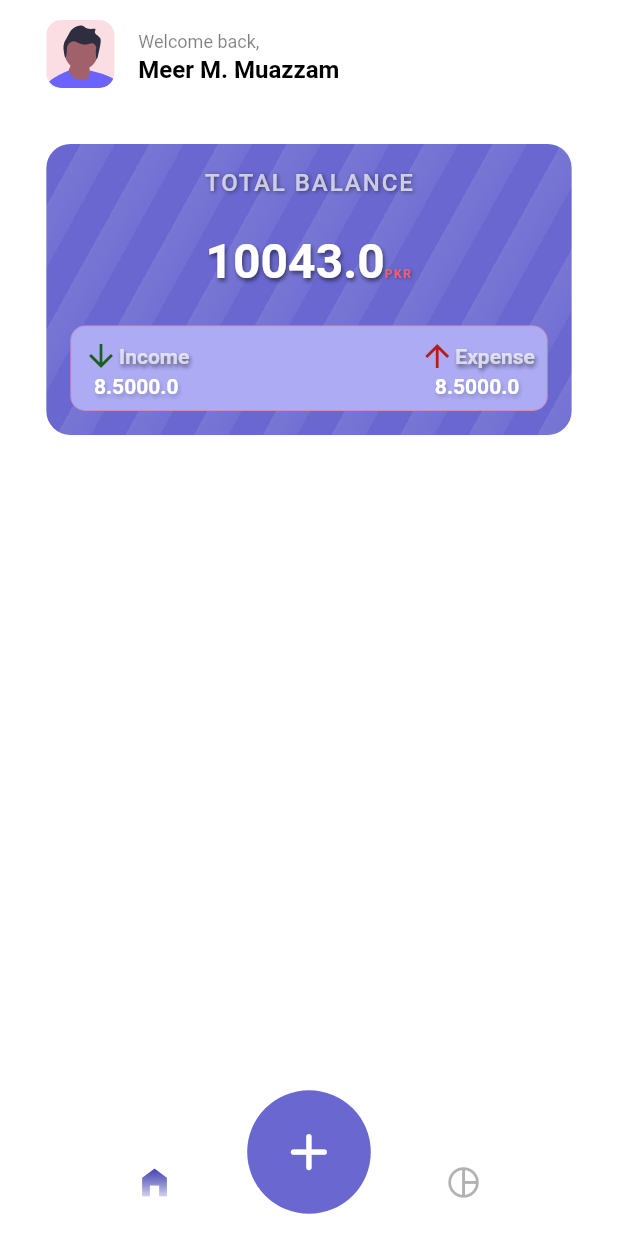
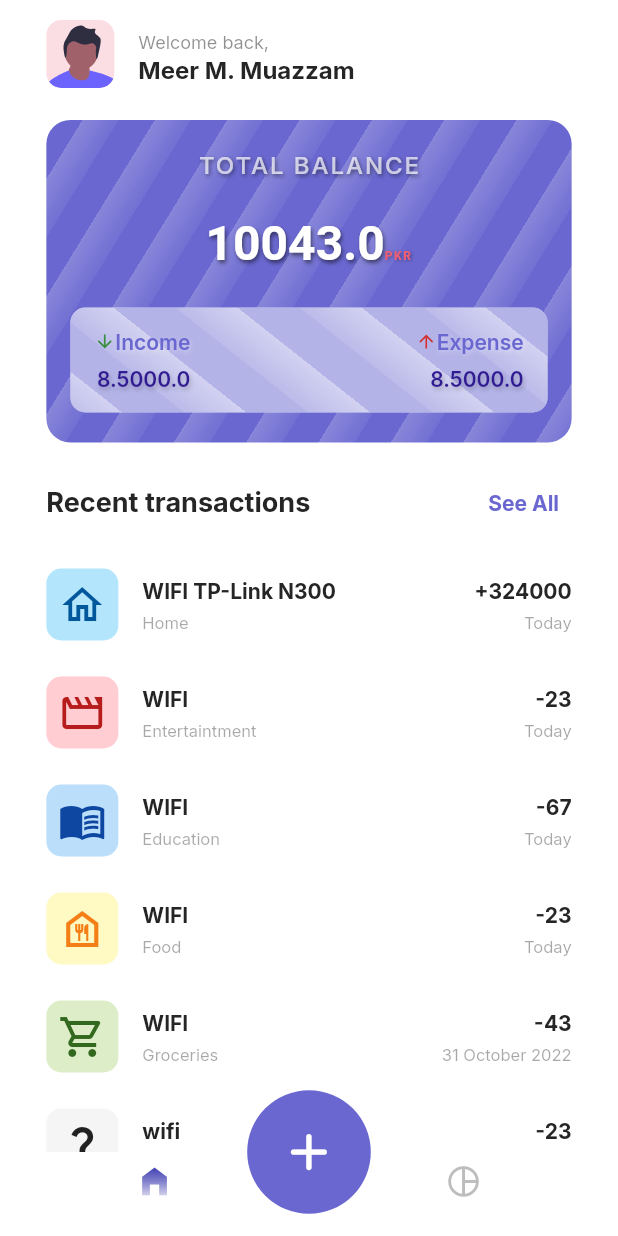
Before and after one commit to Muazzy/ExpenSicko, a Flutter app: the screen it shows after launch, on a phone screen of 412 x 824 dp. Run offline on Flutter 3.47's test engine with Material 2 defaults, Android fonts, the phone set to English and light mode, and no system bars; our stand-ins replace cloud_firestore, firebase_auth, firebase_core, flutter_svg, font_awesome_flutter, google_fonts and 3 more; accounts and stored records are empty.

Commit message:
homeScreen done+ expense model too

```diff
--- a/lib/constants/colors.dart
+++ b/lib/constants/colors.dart
@@ -20,7 +20,7 @@ const Color bgPurplenew = Color.fromARGB(255, 172, 171, 244);
 
 const Color lightPurple = Color(0xff7B7AF1);
 const Color darkPink = Color(0xffED5D74);
-const Color bodyTextColor = Color.fromARGB(255, 0, 0, 0);
+const Color bodyTextColor = Color(0xff252525);
 const Color accentColor = Color(0xffEEE5FF);
 
 MaterialColor materialDarkPurple = const MaterialColor(0xff6A68D0, color);
--- a/lib/constants/content.dart
+++ b/lib/constants/content.dart
@@ -4,3 +4,18 @@ const String obBody1 =
 const String obHeading2 = 'Know where your money goes';
 const String obBody2 =
     'Track your transaction easily,with categories and financial report';
+
+const List<String> months = [
+  'January',
+  'February',
+  'March',
+  'April',
+  'May',
+  'June',
+  'July',
+  'August',
+  'September',
+  'October',
+  'November',
+  'December',
+];
--- a/lib/constants/textstyles.dart
+++ b/lib/constants/textstyles.dart
@@ -1,9 +1,10 @@
+import 'package:expense_tracker_v2/constants/colors.dart';
 import 'package:flutter/material.dart';
 
-const TextStyle kExpenseBodyTextStyle = TextStyle(
-  color: Colors.white,
+final TextStyle kExpenseBodyTextStyle = TextStyle(
+  color: Colors.deepPurple.shade900,
   fontWeight: FontWeight.w600,
-  shadows: [
+  shadows: const [
     Shadow(
       offset: Offset(1.0, 2.0),
       blurRadius: 3.0,
@@ -13,13 +14,25 @@ const TextStyle kExpenseBodyTextStyle = TextStyle(
 );
 
 const TextStyle kExpenseHeadingTextStyle = TextStyle(
-  color: Colors.white70,
+  color: darkPurple,
   fontWeight: FontWeight.w600,
   shadows: [
     Shadow(
-      offset: Offset(1.0, 2.0),
+      offset: Offset(1.0, 1.5),
       blurRadius: 3.0,
-      color: Color.fromRGBO(0, 0, 0, 0.5),
+      color: Color.fromRGBO(255, 255, 255, 0.3),
+      // color: Colors.grey,
     ),
   ],
 );
+
+const TextStyle kTitleTextStyle = TextStyle(
+  color: bodyTextColor,
+  fontWeight: FontWeight.bold,
+  fontSize: 14,
+);
+
+final TextStyle kSubtitleTextStyle = TextStyle(
+  color: bodyTextColor.withOpacity(0.4),
+  fontSize: 11,
+);
--- a/lib/main.dart
+++ b/lib/main.dart
@@ -58,6 +58,7 @@ import 'package:expense_tracker_v2/views/home.dart';
 // import 'package:expense_tracker_v2/views/login.dart';
 import 'package:firebase_core/firebase_core.dart';
 import 'package:flutter/material.dart';
+import 'package:google_fonts/google_fonts.dart';
 
 void main() async {
   WidgetsFlutterBinding.ensureInitialized();
@@ -73,6 +74,7 @@ void main() async {
         //   secondary: darkPurple.withOpacity(0.1),
         // ),
         primarySwatch: materialDarkPurple,
+        textTheme: GoogleFonts.interTextTheme(),
       ),
       home: StreamBuilder<bool>(
         initialData: false,
--- /dev/null
+++ b/lib/model/expense_model.dart
@@ -0,0 +1,155 @@
+import 'package:cloud_firestore/cloud_firestore.dart';
+import 'package:expense_tracker_v2/constants/content.dart';
+import 'package:flutter/material.dart';
+
+class Expense {
+  final double amount;
+  final String name;
+  final DateTime dateTime;
+  final DocumentReference? _document;
+  final ExpenseCategory category;
+  final bool isExpense;
+
+  Expense(this.amount, this.name, this.dateTime, this._document, this.category,
+      {this.isExpense = true});
+
+  Expense._fromMap(Map<String, dynamic> data, this._document, this.isExpense)
+      : amount = data['amount'] ?? 0,
+        name = data['name'] ?? '',
+        dateTime = data['dateTime'] ?? DateTime.now(),
+        category = data['category'] ?? 'others';
+
+  Expense.fromDocument(DocumentSnapshot documentSnapshot)
+      : this._fromMap(
+          documentSnapshot.data() as Map<String, dynamic>,
+          documentSnapshot.reference,
+          false,
+        );
+  String get id => _document!.id;
+
+  String get dateTimeString => dateTime.toString();
+  Future<void> delete() => _document!.delete();
+
+  Future<void> updateWith({
+    double? amount,
+    String? name,
+    String? category,
+    DateTime? dataTime,
+  }) {
+    return _document!.update({
+      if (amount != null) 'amount': amount,
+      if (name != null) 'name': name,
+      if (category != null) 'category': category,
+      'dateTime': dateTime,
+    });
+  }
+
+  String get amountString {
+    return isExpense
+        ? '-${amount.toInt().toString()}'
+        : '+${amount.toInt().toString()}';
+  }
+
+  String get dateString {
+    if (isSameDate(dateTime)) {
+      return 'Today';
+    } else if (isYesterday(dateTime)) {
+      return 'Yesterday';
+    }
+    return '${dateTime.day} ${months[dateTime.month - 1]} ${dateTime.year}';
+  }
+
+  String get categoryString {
+    switch (category) {
+      case ExpenseCategory.education:
+        return 'Education';
+      case ExpenseCategory.entertaintment:
+        return 'Entertaintment';
+      case ExpenseCategory.food:
+        return 'Food';
+      case ExpenseCategory.groceries:
+        return 'Groceries';
+      case ExpenseCategory.health:
+        return 'Health';
+      case ExpenseCategory.home:
+        return 'Home';
+      case ExpenseCategory.travel:
+        return 'Travel';
+      case ExpenseCategory.others:
+        return 'Others';
+
+      default:
+        return 'Invalid Category';
+    }
+  }
+
+  IconData get icon {
+    switch (category) {
+      case ExpenseCategory.education:
+        return Icons.menu_book_outlined;
+      case ExpenseCategory.entertaintment:
+        return Icons.movie_creation_outlined;
+      case ExpenseCategory.food:
+        return Icons.food_bank_outlined;
+      case ExpenseCategory.groceries:
+        return Icons.local_grocery_store_outlined;
+      case ExpenseCategory.health:
+        return Icons.health_and_safety;
+      case ExpenseCategory.home:
+        return Icons.home_outlined;
+      case ExpenseCategory.travel:
+        return Icons.airplanemode_active_outlined;
+      case ExpenseCategory.others:
+        return Icons.question_mark_outlined;
+
+      default:
+        return Icons.airline_seat_individual_suite_outlined;
+    }
+  }
+
+  MaterialColor get color {
+    switch (category) {
+      case ExpenseCategory.education:
+        return Colors.blue;
+      case ExpenseCategory.entertaintment:
+        return Colors.red;
+      case ExpenseCategory.food:
+        return Colors.yellow;
+      case ExpenseCategory.groceries:
+        return Colors.lightGreen;
+      case ExpenseCategory.health:
+        return Colors.green;
+      case ExpenseCategory.home:
+        return Colors.lightBlue;
+      case ExpenseCategory.travel:
+        return Colors.indigo;
+      case ExpenseCategory.others:
+        return Colors.grey;
+
+      default:
+        return Colors.grey;
+    }
+  }
+}
+
+enum ExpenseCategory {
+  entertaintment,
+  groceries,
+  home,
+  health,
+  food,
+  education,
+  travel,
+  others
+}
+
+final now = DateTime.now();
+
+final yesterday = DateTime(now.year, now.month, now.day - 1);
+bool isSameDate(DateTime date) =>
+    date.year == now.year && date.month == now.month && date.day == now.day;
+
+bool isYesterday(DateTime date) =>
+    date.year == yesterday.year &&
+    date.month == yesterday.month &&
+    date.day == yesterday.day;
--- a/lib/screens/home_screen.dart
+++ b/lib/screens/home_screen.dart
@@ -1,22 +1,134 @@
 // ignore_for_file: prefer_const_literals_to_create_immutables, prefer_const_constructors
+
+import 'package:cloud_firestore/cloud_firestore.dart';
 import 'package:expense_tracker_v2/constants/colors.dart';
 import 'package:expense_tracker_v2/constants/textstyles.dart';
+import 'package:expense_tracker_v2/model/expense_model.dart';
 import 'package:flutter/material.dart';
 import 'package:flutter_svg/flutter_svg.dart';
 
 class HomeScreen extends StatelessWidget {
-  const HomeScreen({Key? key}) : super(key: key);
+  HomeScreen({Key? key}) : super(key: key);
+
+  // DocumentReference doc =
+
+  List<Expense> expenses = [
+    Expense(
+      324000,
+      'WIFI TP-Link N300',
+      DateTime.now(),
+      null,
+      ExpenseCategory.home,
+      isExpense: false,
+    ),
+    Expense(23, 'WIFI', DateTime.now(), null, ExpenseCategory.entertaintment),
+    Expense(67, 'WIFI', DateTime.now(), null, ExpenseCategory.education),
+    Expense(
+        23, 'WIFI', DateTime(2022, 10, 29, 3, 44), null, ExpenseCategory.food),
+    Expense(43, 'WIFI', DateTime(2022, 10, 31, 3, 44), null,
+        ExpenseCategory.groceries),
+    Expense(23, 'wifi', DateTime.now(), null, ExpenseCategory.others),
+    Expense(233, 'WiFi', DateTime.now(), null, ExpenseCategory.travel),
+    Expense(3, 'WIFI', DateTime.now(), null, ExpenseCategory.health),
+  ];
 
   @override
   Widget build(BuildContext context) {
     return SafeArea(
-      child: Padding(
+      child: Column(
+        crossAxisAlignment: CrossAxisAlignment.center,
+        children: [
+          UserTile(),
+          const SizedBox(height: 8),
+          BalanceCard(),
+          const SizedBox(height: 16),
+          Padding(
             padding: EdgeInsets.symmetric(
                 horizontal: MediaQuery.of(context).size.width * 0.075),
-        child: Column(
+            child: Row(
+              mainAxisAlignment: MainAxisAlignment.spaceBetween,
               crossAxisAlignment: CrossAxisAlignment.center,
-          children: [UserTile(), const SizedBox(height: 24), BalanceCard()],
+              children: [
+                Text(
+                  'Recent transactions',
+                  style: TextStyle(
+                    color: bodyTextColor,
+                    fontSize: 18,
+                    fontWeight: FontWeight.bold,
                   ),
+                ),
+                TextButton(
+                  onPressed: () {},
+                  child: Text(
+                    'See All',
+                    style: TextStyle(
+                      color: darkPurple,
+                      fontSize: 14,
+                      fontWeight: FontWeight.bold,
+                    ),
+                  ),
+                ),
+              ],
+            ),
+          ),
+          const SizedBox(height: 8),
+          Expanded(
+            child: ListView.builder(
+              physics: BouncingScrollPhysics(),
+              padding: EdgeInsets.symmetric(
+                  horizontal: MediaQuery.of(context).size.width * 0.075),
+              itemCount: expenses.length,
+              itemBuilder: (context, index) {
+                return ListTile(
+                  isThreeLine: false,
+                  contentPadding: EdgeInsets.zero,
+                  leading: Container(
+                    decoration: BoxDecoration(
+                      color: expenses[index].color.shade100,
+                      borderRadius: BorderRadius.all(
+                        Radius.circular(10),
+                      ),
+                    ),
+                    child: Padding(
+                      padding: const EdgeInsets.all(8.0),
+                      child: Icon(
+                        expenses[index].icon,
+                        size: 32,
+                        color: expenses[index].color.shade900,
+                      ),
+                    ),
+                  ),
+                  title: Row(
+                    mainAxisAlignment: MainAxisAlignment.spaceBetween,
+                    children: [
+                      Text(
+                        expenses[index].name,
+                        style: kTitleTextStyle,
+                      ),
+                      Text(
+                        expenses[index].amountString,
+                        style: kTitleTextStyle,
+                      ),
+                    ],
+                  ),
+                  subtitle: Row(
+                    mainAxisAlignment: MainAxisAlignment.spaceBetween,
+                    children: [
+                      Text(
+                        expenses[index].categoryString,
+                        style: kSubtitleTextStyle,
+                      ),
+                      Text(
+                        expenses[index].dateString,
+                        style: kSubtitleTextStyle,
+                      ),
+                    ],
+                  ),
+                );
+              },
+            ),
+          )
+        ],
       ),
     );
   }
@@ -29,13 +141,12 @@ class BalanceCard extends StatelessWidget {
 
   @override
   Widget build(BuildContext context) {
-    return Container(
-      // height:
-      // MediaQuery.of(context).size.width * .55, //this wont be needed
-      // width: MediaQuery.of(context).size.width * .85,
+    return Padding(
+      padding: EdgeInsets.symmetric(
+          horizontal: MediaQuery.of(context).size.width * 0.075),
+      child: Container(
         width: double.infinity,
         decoration: BoxDecoration(
-        // color: darkPurple,
           borderRadius: BorderRadius.circular(16),
           gradient: LinearGradient(
             begin: Alignment.topLeft,
@@ -44,14 +155,14 @@ class BalanceCard extends StatelessWidget {
             colors: [
               darkPurple.withOpacity(1),
               darkPurple.withOpacity(1),
-            darkPurple.withOpacity(0.9),
+              darkPurple.withOpacity(0.8),
               darkPurple.withOpacity(0.95),
             ],
             tileMode: TileMode.repeated,
           ),
         ),
         child: Padding(
-        padding: const EdgeInsets.symmetric(horizontal: 16, vertical: 16),
+          padding: const EdgeInsets.symmetric(horizontal: 16, vertical: 20),
           child: Column(
             mainAxisAlignment: MainAxisAlignment.spaceBetween,
             children: [
@@ -111,33 +222,62 @@ class BalanceCard extends StatelessWidget {
                 ),
               ),
               const SizedBox(height: 24),
-            Container(
+              Material(
+                color: Colors.white,
+                borderRadius: BorderRadius.circular(10),
+                child: Container(
+                  // decoration: BoxDecoration(
+                  //   color: bgPurplenew,
+                  //   borderRadius: BorderRadius.all(
+                  //     Radius.circular(10),
+                  //   ),
+                  //   border: Border.all(
+                  //     color: darkPink.withOpacity(0.5),
+                  //     width: 0.5,
+                  //   ),
+                  // ),
                   decoration: BoxDecoration(
-                color: bgPurplenew,
-                borderRadius: BorderRadius.all(
-                  Radius.circular(10),
-                ),
-                border: Border.all(
-                  color: darkPink.withOpacity(0.5),
-                  width: 0.5,
+                    borderRadius: BorderRadius.circular(10),
+                    gradient: LinearGradient(
+                      begin: Alignment.topRight,
+                      end: Alignment(0.8, 0.15),
+                      stops: [0.0, 0.5, 0.5, 1],
+                      colors: [
+                        // darkPurple.withOpacity(1),
+                        // darkPurple.withOpacity(1),
+                        // darkPink.withOpacity(0.8),
+                        // darkPink.withOpacity(0.95),
+                        darkPurple.withOpacity(0.5),
+                        darkPurple.withOpacity(0.5),
+                        darkPurple.withOpacity(0.3),
+                        darkPurple.withOpacity(0.45),
+
+                        // Color.fromRGBO(232, 122, 140, 1),
+                        // Color.fromARGB(207, 232, 122, 140),
+                      ],
+                      tileMode: TileMode.repeated,
                     ),
                   ),
                   child: Padding(
-                padding: const EdgeInsets.all(8.0),
+                    padding: const EdgeInsets.symmetric(
+                      horizontal: 16,
+                      vertical: 14,
+                    ),
                     child: Row(
                       mainAxisAlignment: MainAxisAlignment.spaceBetween,
                       children: [
                         Column(
-                      mainAxisSize: MainAxisSize.max,
-                      crossAxisAlignment: CrossAxisAlignment.center,
+                          crossAxisAlignment: CrossAxisAlignment.end,
                           children: [
                             Row(
                               mainAxisSize: MainAxisSize.max,
                               mainAxisAlignment: MainAxisAlignment.center,
+                              crossAxisAlignment: CrossAxisAlignment.center,
                               children: [
                                 Icon(
                                   Icons.arrow_downward,
-                              color: Colors.green.shade900,
+                                  color: Colors.green.shade700,
+                                  size: 14,
                                 ),
                                 Text(
                                   'Income',
@@ -153,52 +293,33 @@ class BalanceCard extends StatelessWidget {
                                   //   ],
                                   // ),
                                   style: kExpenseHeadingTextStyle,
-                            )
+                                ),
                               ],
                             ),
+                            SizedBox(height: 8),
                             Text(
                               '8.5000.0',
-                          // style: TextStyle(
-                          //   color: white,
-                          //   fontWeight: FontWeight.w600,
-                          //   shadows: [
-                          //     Shadow(
-                          //       offset: Offset(1.0, 2.0),
-                          //       blurRadius: 3.0,
-                          //       color: Color.fromRGBO(0, 0, 0, 0.2),
-                          //     ),
-                          //   ],
-                          // ),
-
                               style: kExpenseBodyTextStyle,
                             ),
                           ],
                         ),
                         Column(
+                          crossAxisAlignment: CrossAxisAlignment.end,
                           children: [
                             Row(
                               children: [
                                 Icon(
                                   Icons.arrow_upward,
-                              color: Colors.red.shade900,
+                                  color: Colors.red.shade700,
+                                  size: 14,
                                 ),
                                 Text(
                                   'Expense',
-                              // style: TextStyle(
-                              //   color: Colors.white70,
-                              //   fontWeight: FontWeight.w600,
-                              //   shadows: [
-                              //     Shadow(
-                              //       offset: Offset(1.0, 1.0),
-                              //       blurRadius: 3.0,
-                              //       color: Color.fromRGBO(0, 0, 0, 0.5),
-                              //     ),
-                              //   ],
-                              // ),
                                   style: kExpenseHeadingTextStyle,
                                 )
                               ],
                             ),
+                            SizedBox(height: 8),
                             Text(
                               '8.5000.0',
                               // style: TextStyle(
@@ -221,7 +342,9 @@ class BalanceCard extends StatelessWidget {
                     ),
                   ),
                 ),
+              ),
             ],
+          ),
         ),
       ),
     );
@@ -235,7 +358,10 @@ class UserTile extends StatelessWidget {
 
   @override
   Widget build(BuildContext context) {
-    return ListTile(
+    return Padding(
+      padding: EdgeInsets.symmetric(
+          horizontal: MediaQuery.of(context).size.width * 0.075),
+      child: ListTile(
         isThreeLine: false,
         // contentPadding:
         // EdgeInsets.zero, //for removing the default padding
@@ -272,6 +398,7 @@ class UserTile extends StatelessWidget {
             fontWeight: FontWeight.bold,
           ),
         ),
+      ),
     );
   }
 }
--- a/pubspec.yaml
+++ b/pubspec.yaml
@@ -35,6 +35,7 @@ dependencies:
     sdk: flutter
   flutter_svg: ^1.1.5
   font_awesome_flutter: ^10.2.1
+  google_fonts: ^3.0.1
   google_sign_in: ^5.4.2
   intl_phone_field: ^3.1.0
   pinput: ^2.2.16
```
Also changed, not shown: pubspec.lock. Lines whose indentation alone changed are shown as unchanged.
